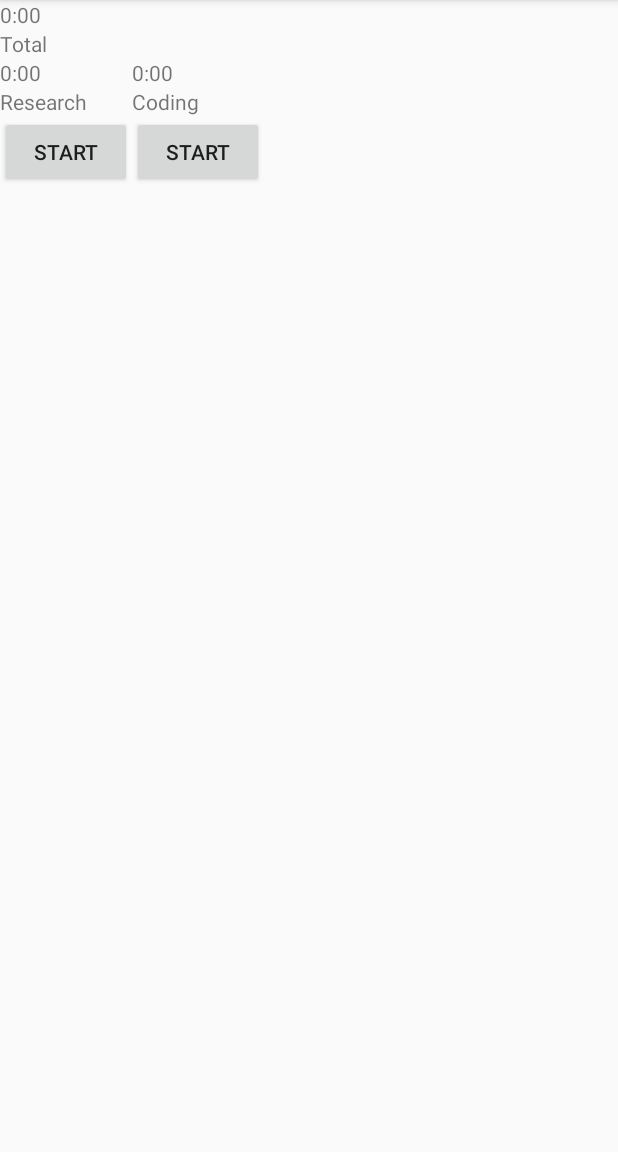
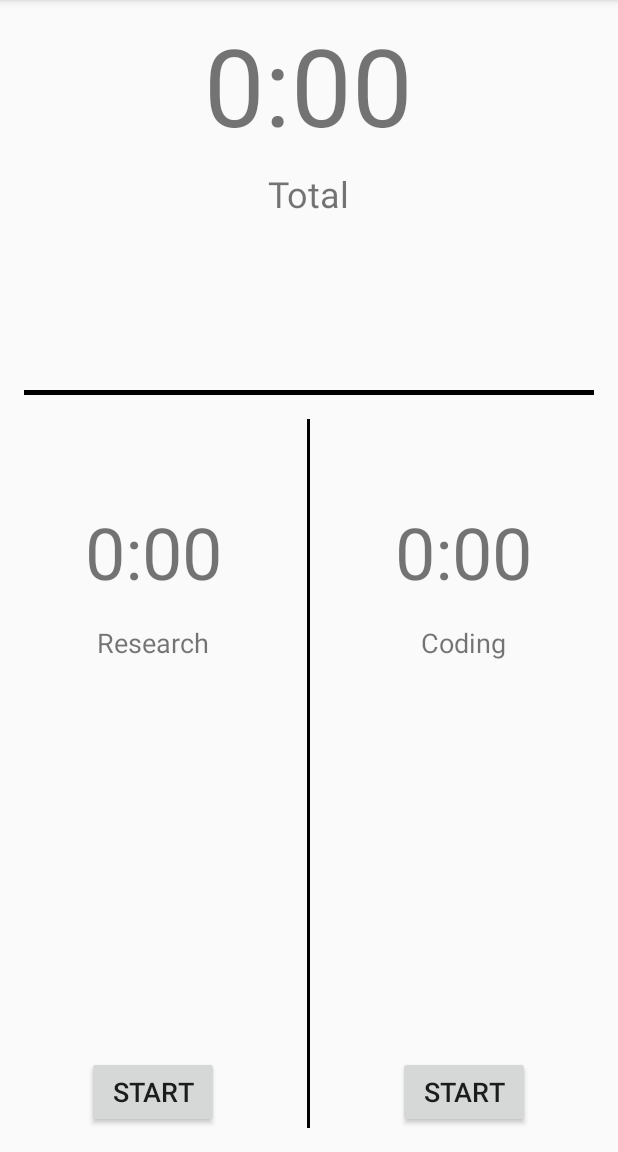
Before and after one commit to RBruce89/CodeClock, an Android app: the screen it shows after launch (MainActivity), on a phone screen of 412 x 824 dp, the part 84-1236 px from its top. Run offline under Robolectric (Android 15) with nearby library versions, the phone set to English and light mode, and no system bars.

Commit message:
Setup layout

```diff
--- a/app/src/main/res/layout/activity_main.xml
+++ b/app/src/main/res/layout/activity_main.xml
@@ -10,67 +10,118 @@
 
     <LinearLayout
         android:layout_width="match_parent"
-        android:layout_height="wrap_content"
+        android:layout_height="0dp"
+        android:layout_weight="1"
         android:orientation="vertical">
 
     <TextView
         android:layout_width="wrap_content"
         android:layout_height="wrap_content"
-        android:text="0:00" />
+        android:layout_gravity="center"
+        android:padding="8dp"
+        android:text="0:00"
+        android:textSize="72dp"/>
 
         <TextView
             android:layout_width="wrap_content"
             android:layout_height="wrap_content"
-            android:text="Total" />
+            android:layout_gravity="center"
+            android:text="Total"
+            android:textSize="24dp"/>
 
     </LinearLayout>
 
+    <View
+        android:layout_width="match_parent"
+        android:layout_height="3dp"
+        android:layout_margin="16dp"
+        android:background="@android:color/background_dark"
+        />
+
     <LinearLayout
         android:layout_width="match_parent"
-        android:layout_height="wrap_content"
+        android:layout_height="0dp"
+        android:layout_weight="2"
         android:orientation="horizontal">
 
         <LinearLayout
-            android:layout_width="wrap_content"
-            android:layout_height="wrap_content"
+            android:layout_width="0dp"
+            android:layout_height="match_parent"
+            android:layout_weight="2"
             android:orientation="vertical">
 
             <TextView
                 android:layout_width="wrap_content"
                 android:layout_height="wrap_content"
-                android:text="0:00"/>
+                android:paddingTop="56dp"
+                android:layout_gravity="center"
+                android:text="0:00"
+                android:textSize="48dp"/>
 
             <TextView
                 android:layout_width="wrap_content"
                 android:layout_height="wrap_content"
-                android:text="Research"/>
+                android:padding="16dp"
+                android:layout_gravity="center"
+                android:text="Research"
+                android:textSize="18dp"/>
+
+            <View
+                android:layout_width="match_parent"
+                android:layout_height="0dp"
+                android:layout_weight="1"/>
 
             <Button
                 android:layout_width="wrap_content"
                 android:layout_height="wrap_content"
-                android:text="Start"/>
+                android:layout_margin="16dp"
+                android:layout_gravity="center"
+                android:text="Start"
+                android:textSize="18dp"/>
 
         </LinearLayout>
 
+        <View
+            android:layout_width="2dp"
+            android:layout_height="match_parent"
+            android:layout_marginBottom="16dp"
+            android:background="@android:color/background_dark"/>
+
+
         <LinearLayout
-            android:layout_width="wrap_content"
-            android:layout_height="wrap_content"
+            android:layout_width="0dp"
+            android:layout_height="match_parent"
+            android:layout_weight="2"
             android:orientation="vertical">
 
             <TextView
                 android:layout_width="wrap_content"
                 android:layout_height="wrap_content"
-                android:text="0:00"/>
+                android:paddingTop="56dp"
+                android:layout_gravity="center"
+                android:text="0:00"
+                android:textSize="48dp"/>
 
             <TextView
                 android:layout_width="wrap_content"
                 android:layout_height="wrap_content"
-                android:text="Coding"/>
+                android:padding="16dp"
+                android:layout_gravity="center"
+                android:text="Coding"
+                android:textSize="18dp"/>
+
+            <View
+                android:layout_width="match_parent"
+                android:layout_height="0dp"
+                android:layout_weight="1"/>
 
             <Button
                 android:layout_width="wrap_content"
                 android:layout_height="wrap_content"
-                android:text="Start"/>
+                android:layout_margin="16dp"
+                android:layout_gravity="center"
+                android:text="Start"
+                android:textSize="18dp"/>
 
         </LinearLayout>
 
--- /dev/null
+++ b/gradle.properties
@@ -0,0 +1,13 @@
+# Project-wide Gradle settings.
+# IDE (e.g. Android Studio) users:
+# Gradle settings configured through the IDE *will override*
+# any settings specified in this file.
+# For more details on how to configure your build environment visit
+# http://www.gradle.org/docs/current/userguide/build_environment.html
+# Specifies the JVM arguments used for the daemon process.
+# The setting is particularly useful for tweaking memory settings.
+org.gradle.jvmargs=-Xmx1536m
+# When configured, Gradle will run in incubating parallel mode.
+# This option should only be used with decoupled projects. More details, visit
+# http://www.gradle.org/docs/current/userguide/multi_project_builds.html#sec:decoupled_projects
+# org.gradle.parallel=true
```
